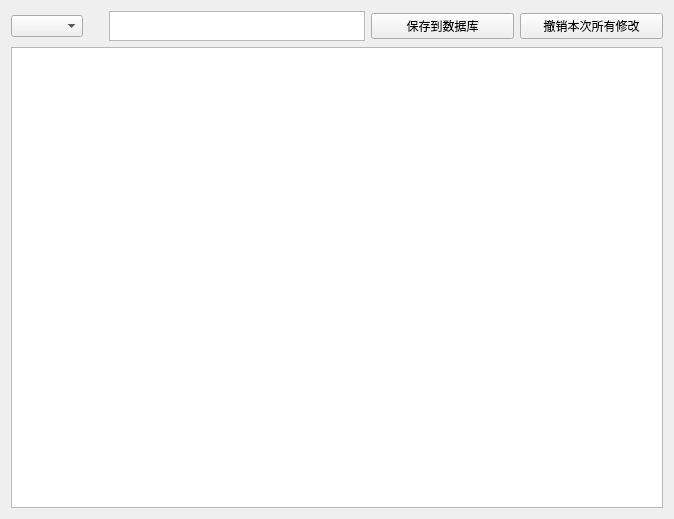
harry2002731/QT_Ueyes, file modules/Widget_Lib/DataTableViewer/DataTableViewer.ui: the form before one commit.
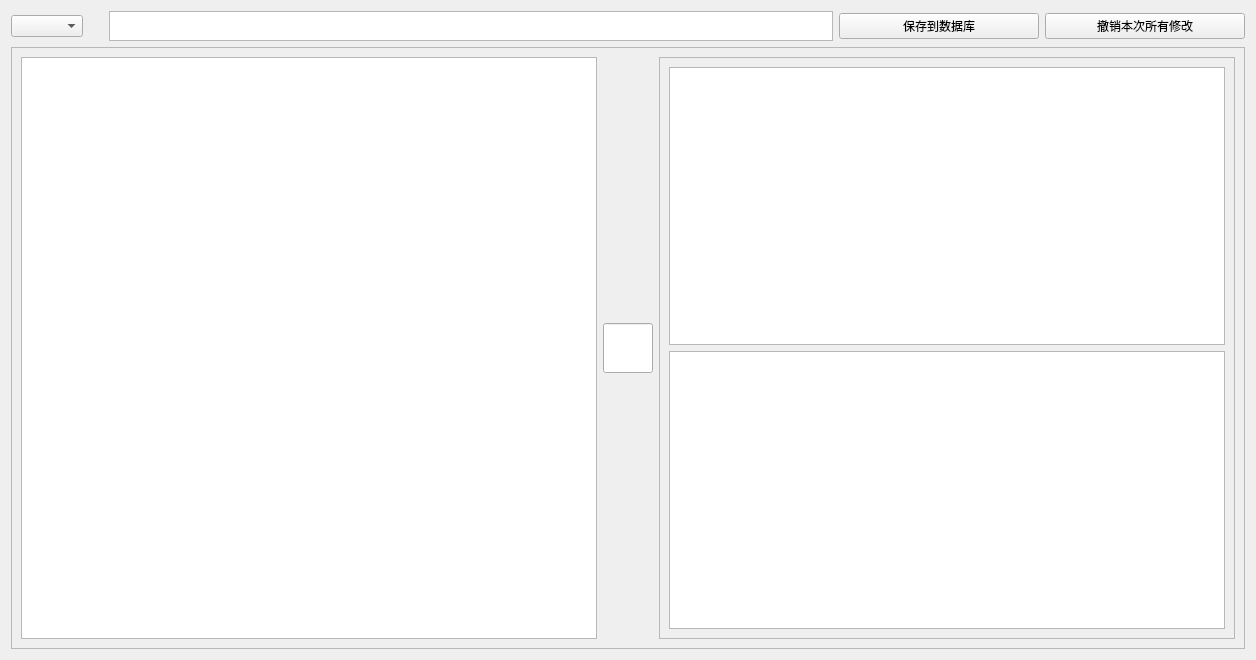
The form after the commit.

Commit message: 新增table_view窗体

What changed in the file:
```diff
--- a/modules/Widget_Lib/DataTableViewer/DataTableViewer.ui
+++ b/modules/Widget_Lib/DataTableViewer/DataTableViewer.ui
@@ -6,17 +6,14 @@
    <rect>
     <x>0</x>
     <y>0</y>
-    <width>674</width>
-    <height>519</height>
+    <width>1256</width>
+    <height>660</height>
    </rect>
   </property>
   <property name="windowTitle">
    <string>Form</string>
   </property>
-  <layout class="QGridLayout" name="gridLayout">
-   <item row="3" column="0">
-    <widget class="QTableView" name="tableView"/>
-   </item>
+  <layout class="QGridLayout" name="gridLayout_2">
    <item row="0" column="0">
     <layout class="QHBoxLayout" name="horizontalLayout_2">
      <item>
@@ -107,6 +104,55 @@
      </item>
     </layout>
    </item>
+   <item row="1" column="0">
+    <widget class="QFrame" name="frame">
+     <property name="frameShape">
+      <enum>QFrame::StyledPanel</enum>
+     </property>
+     <property name="frameShadow">
+      <enum>QFrame::Raised</enum>
+     </property>
+     <layout class="QHBoxLayout" name="horizontalLayout">
+      <item>
+       <widget class="QTableView" name="tableView"/>
+      </item>
+      <item>
+       <widget class="QLineEdit" name="lineEdit">
+        <property name="sizePolicy">
+         <sizepolicy hsizetype="Fixed" vsizetype="Fixed">
+          <horstretch>0</horstretch>
+          <verstretch>0</verstretch>
+         </sizepolicy>
+        </property>
+        <property name="maximumSize">
+         <size>
+          <width>50</width>
+          <height>50</height>
+         </size>
+        </property>
+       </widget>
+      </item>
+      <item>
+       <widget class="QFrame" name="frame_2">
+        <property name="frameShape">
+         <enum>QFrame::StyledPanel</enum>
+        </property>
+        <property name="frameShadow">
+         <enum>QFrame::Raised</enum>
+        </property>
+        <layout class="QVBoxLayout" name="verticalLayout">
+         <item>
+          <widget class="QTableView" name="tableView_2"/>
+         </item>
+         <item>
+          <widget class="QTableView" name="tableView_3"/>
+         </item>
+        </layout>
+       </widget>
+      </item>
+     </layout>
+    </widget>
+   </item>
   </layout>
  </widget>
  <resources/>
```
